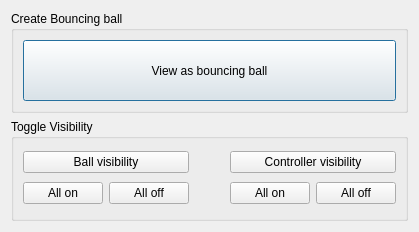
Before: the Qt Designer form bouncingBallVisualizer/ui/main.ui in JaimeFlorian27/bouncingBallVisualizer, drawn with Qt 5.
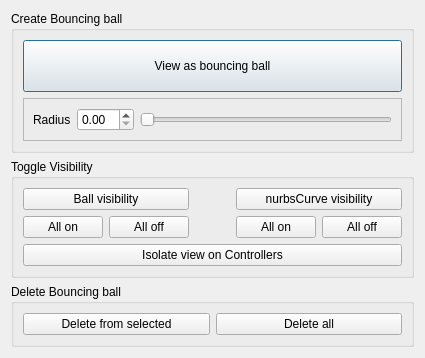
After: the same form once the commit is applied.

Patch:
```diff
--- a/bouncingBallVisualizer/ui/main.ui
+++ b/bouncingBallVisualizer/ui/main.ui
@@ -7,7 +7,7 @@
     <x>0</x>
     <y>0</y>
     <width>397</width>
-    <height>232</height>
+    <height>333</height>
    </rect>
   </property>
   <property name="windowTitle">
@@ -29,14 +29,55 @@
       <string>Create Bouncing ball</string>
      </property>
      <layout class="QGridLayout" name="gridLayout">
+      <item row="1" column="0">
+       <widget class="QFrame" name="radiusFrame">
+        <property name="sizePolicy">
+         <sizepolicy hsizetype="Preferred" vsizetype="Fixed">
+          <horstretch>0</horstretch>
+          <verstretch>0</verstretch>
+         </sizepolicy>
+        </property>
+        <property name="frameShape">
+         <enum>QFrame::StyledPanel</enum>
+        </property>
+        <property name="frameShadow">
+         <enum>QFrame::Raised</enum>
+        </property>
+        <layout class="QHBoxLayout" name="horizontalLayout">
+         <item>
+          <widget class="QLabel" name="labelRadius">
+           <property name="text">
+            <string>Radius</string>
+           </property>
+          </widget>
+         </item>
+         <item>
+          <widget class="QDoubleSpinBox" name="radiusSpinBox"/>
+         </item>
+         <item>
+          <widget class="QSlider" name="radiusSlider">
+           <property name="orientation">
+            <enum>Qt::Horizontal</enum>
+           </property>
+          </widget>
+         </item>
+        </layout>
+       </widget>
+      </item>
       <item row="0" column="0">
        <widget class="QPushButton" name="createButton">
         <property name="sizePolicy">
-         <sizepolicy hsizetype="Minimum" vsizetype="Minimum">
+         <sizepolicy hsizetype="Minimum" vsizetype="Maximum">
           <horstretch>0</horstretch>
           <verstretch>0</verstretch>
          </sizepolicy>
         </property>
+        <property name="minimumSize">
+         <size>
+          <width>0</width>
+          <height>52</height>
+         </size>
+        </property>
         <property name="text">
          <string>View as bouncing ball</string>
         </property>
@@ -51,8 +92,8 @@
       <string>Toggle Visibility</string>
      </property>
      <layout class="QGridLayout" name="gridLayout_2">
-      <item row="2" column="3">
-       <widget class="QPushButton" name="controllerAllOnButton">
+      <item row="2" column="0">
+       <widget class="QPushButton" name="ballAllOnButton">
         <property name="text">
          <string>All on</string>
         </property>
@@ -65,27 +106,6 @@
         </property>
        </widget>
       </item>
-      <item row="2" column="4">
-       <widget class="QPushButton" name="controllerAllOffButton">
-        <property name="text">
-         <string>All off</string>
-        </property>
-       </widget>
-      </item>
-      <item row="0" column="3" colspan="2">
-       <widget class="QPushButton" name="controllerVisibilityButton">
-        <property name="text">
-         <string>Controller visibility</string>
-        </property>
-       </widget>
-      </item>
-      <item row="2" column="0">
-       <widget class="QPushButton" name="ballAllOnButton">
-        <property name="text">
-         <string>All on</string>
-        </property>
-       </widget>
-      </item>
       <item row="2" column="1">
        <widget class="QPushButton" name="ballAllOffButton">
         <property name="text">
@@ -93,6 +113,20 @@
         </property>
        </widget>
       </item>
+      <item row="2" column="3">
+       <widget class="QPushButton" name="controllerAllOnButton">
+        <property name="text">
+         <string>All on</string>
+        </property>
+       </widget>
+      </item>
+      <item row="2" column="4">
+       <widget class="QPushButton" name="controllerAllOffButton">
+        <property name="text">
+         <string>All off</string>
+        </property>
+       </widget>
+      </item>
       <item row="2" column="2">
        <spacer name="ButtonsHorizontalSpacer">
         <property name="orientation">
@@ -109,6 +143,43 @@
         </property>
        </spacer>
       </item>
+      <item row="3" column="0" colspan="5">
+       <widget class="QPushButton" name="isolateViewButton">
+        <property name="text">
+         <string>Isolate view on Controllers</string>
+        </property>
+       </widget>
+      </item>
+      <item row="0" column="3" colspan="2">
+       <widget class="QPushButton" name="controllerVisibilityButton">
+        <property name="text">
+         <string>nurbsCurve visibility</string>
+        </property>
+       </widget>
+      </item>
+     </layout>
+    </widget>
+   </item>
+   <item>
+    <widget class="QGroupBox" name="deleteGroupBox">
+     <property name="title">
+      <string>Delete Bouncing ball</string>
+     </property>
+     <layout class="QHBoxLayout" name="horizontalLayout_2">
+      <item>
+       <widget class="QPushButton" name="deleteSelectedButton">
+        <property name="text">
+         <string>Delete from selected</string>
+        </property>
+       </widget>
+      </item>
+      <item>
+       <widget class="QPushButton" name="deleteAllButton">
+        <property name="text">
+         <string>Delete all</string>
+        </property>
+       </widget>
+      </item>
      </layout>
     </widget>
    </item>
```
Left out of the diff: 14 changed lines with no effect on the pictures.
